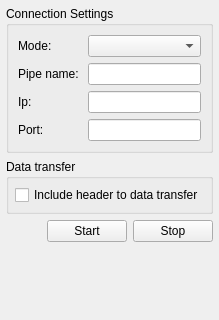
Above: octproz_socket_stream_extension/src/socketstreamextensionform.ui from spectralcode/octproz-socket-stream-extension before the change. Below: the same form after it.
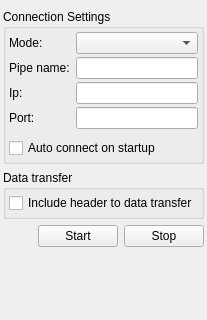
That is the form after the change.

Commit message: auto connect on startup added

```diff
--- a/octproz_socket_stream_extension/src/socketstreamextensionform.ui
+++ b/octproz_socket_stream_extension/src/socketstreamextensionform.ui
@@ -21,16 +21,16 @@
   </property>
   <layout class="QVBoxLayout" name="verticalLayout_2">
    <property name="leftMargin">
-    <number>6</number>
+    <number>3</number>
    </property>
    <property name="topMargin">
-    <number>6</number>
+    <number>9</number>
    </property>
    <property name="rightMargin">
-    <number>6</number>
+    <number>3</number>
    </property>
    <property name="bottomMargin">
-    <number>6</number>
+    <number>9</number>
    </property>
    <item>
     <widget class="QGroupBox" name="groupBox">
@@ -38,6 +38,24 @@
       <string>Connection Settings</string>
      </property>
      <layout class="QFormLayout" name="formLayout">
+      <property name="horizontalSpacing">
+       <number>3</number>
+      </property>
+      <property name="verticalSpacing">
+       <number>3</number>
+      </property>
+      <property name="leftMargin">
+       <number>3</number>
+      </property>
+      <property name="topMargin">
+       <number>3</number>
+      </property>
+      <property name="rightMargin">
+       <number>3</number>
+      </property>
+      <property name="bottomMargin">
+       <number>3</number>
+      </property>
       <item row="0" column="0">
        <widget class="QLabel" name="label_4">
         <property name="text">
@@ -78,6 +96,29 @@
       <item row="3" column="1">
        <widget class="QLineEdit" name="lineEdit_port"/>
       </item>
+      <item row="5" column="0" colspan="2">
+       <widget class="QCheckBox" name="checkBox_autoConnect">
+        <property name="text">
+         <string>Auto connect on startup</string>
+        </property>
+       </widget>
+      </item>
+      <item row="4" column="0">
+       <spacer name="verticalSpacer_2">
+        <property name="orientation">
+         <enum>Qt::Vertical</enum>
+        </property>
+        <property name="sizeType">
+         <enum>QSizePolicy::Fixed</enum>
+        </property>
+        <property name="sizeHint" stdset="0">
+         <size>
+          <width>20</width>
+          <height>3</height>
+         </size>
+        </property>
+       </spacer>
+      </item>
      </layout>
     </widget>
    </item>
@@ -91,16 +132,16 @@
        <number>3</number>
       </property>
       <property name="leftMargin">
-       <number>6</number>
+       <number>3</number>
       </property>
       <property name="topMargin">
-       <number>6</number>
+       <number>3</number>
       </property>
       <property name="rightMargin">
-       <number>6</number>
+       <number>3</number>
       </property>
       <property name="bottomMargin">
-       <number>6</number>
+       <number>3</number>
       </property>
       <item>
        <widget class="QCheckBox" name="checkBox_header">
```
The commit also changes 5 other files.
